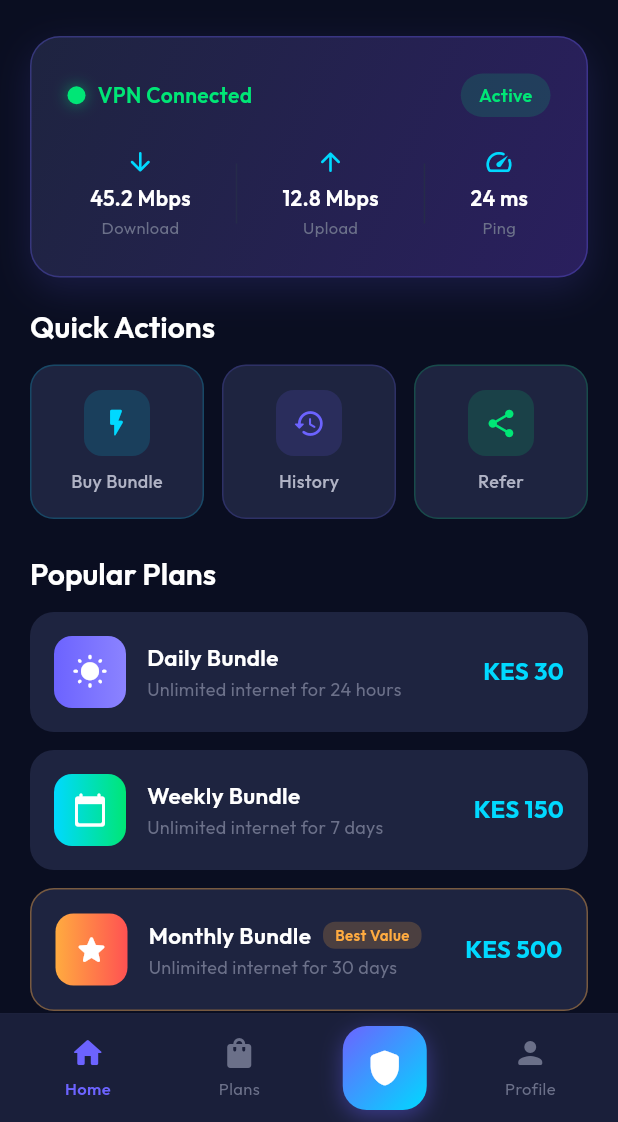
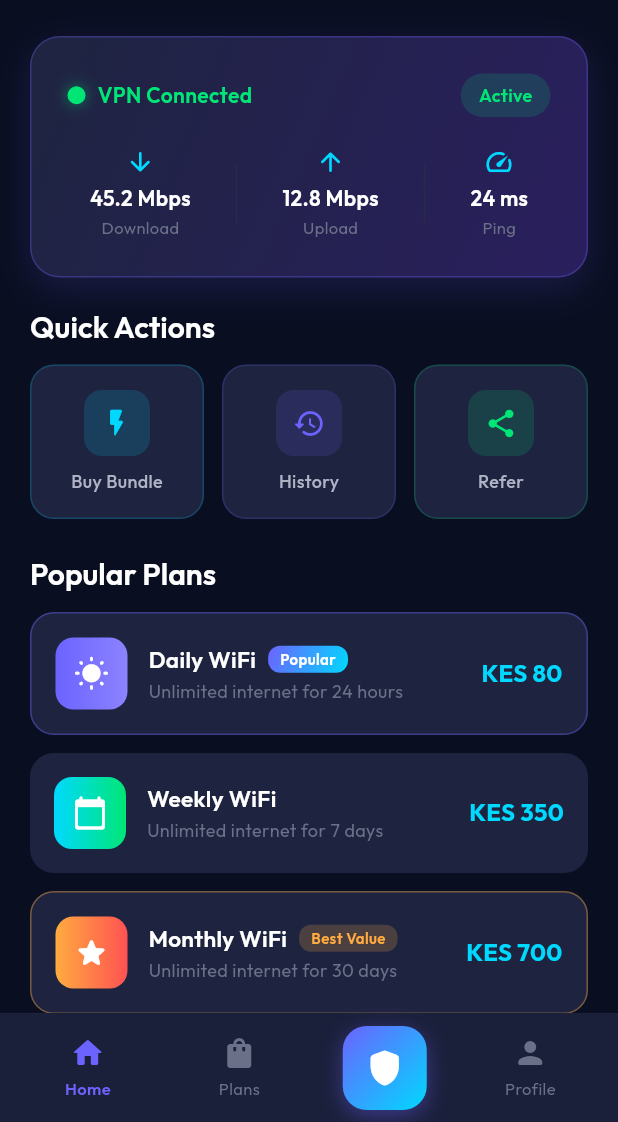
Before and after one commit to KilloSoftwares/MerryNet, a Flutter app: the screen it shows after launch, on a phone screen of 412 x 824 dp, the part 114-1236 px from its top. Run offline on Flutter 3.47's test engine with Material 3 defaults, Android fonts, the phone set to English and light mode, and no system bars; our stand-ins replace dio, flutter_riverpod, flutter_secure_storage, go_router, google_fonts; missing offline and left inert: wireguard_flutter.

Commit message:
Update home screen plans to match new WiFi pricing: Daily 80KSH (Popular), Weekly 350KSH, Monthly 700KSH (Best Value)
AI-Assisted-By: Cline
AI-Contribution: 100%
Tracked-By: CodeShield AI

```diff
--- a/mobile-app/lib/features/home/presentation/home_screen.dart
+++ b/mobile-app/lib/features/home/presentation/home_screen.dart
@@ -90,19 +90,20 @@ class HomeScreen extends ConsumerWidget {
               ),
               const SizedBox(height: 12),
               const _PlanPreviewCard(
-                title: 'Daily Bundle',
+                title: 'Daily WiFi',
                 subtitle: 'Unlimited internet for 24 hours',
-                price: 'KES 30',
+                price: 'KES 80',
                 icon: Icons.wb_sunny_rounded,
                 gradient: LinearGradient(
                   colors: [Color(0xFF6C63FF), Color(0xFF8B83FF)],
                 ),
+                isPopular: true,
               ),
               const SizedBox(height: 12),
               const _PlanPreviewCard(
-                title: 'Weekly Bundle',
+                title: 'Weekly WiFi',
                 subtitle: 'Unlimited internet for 7 days',
-                price: 'KES 150',
+                price: 'KES 350',
                 icon: Icons.calendar_today_rounded,
                 gradient: LinearGradient(
                   colors: [Color(0xFF00D9FF), Color(0xFF00E676)],
@@ -110,9 +111,9 @@ class HomeScreen extends ConsumerWidget {
               ),
               const SizedBox(height: 12),
               const _PlanPreviewCard(
-                title: 'Monthly Bundle',
+                title: 'Monthly WiFi',
                 subtitle: 'Unlimited internet for 30 days',
-                price: 'KES 500',
+                price: 'KES 700',
                 icon: Icons.star_rounded,
                 gradient: LinearGradient(
                   colors: [Color(0xFFFFAB40), Color(0xFFFF5252)],
@@ -305,6 +306,7 @@ class _PlanPreviewCard extends StatelessWidget {
   final IconData icon;
   final Gradient gradient;
   final bool isBestValue;
+  final bool isPopular;
 
   const _PlanPreviewCard({
     required this.title,
@@ -313,6 +315,7 @@ class _PlanPreviewCard extends StatelessWidget {
     required this.icon,
     required this.gradient,
     this.isBestValue = false,
+    this.isPopular = false,
   });
 
   @override
@@ -322,8 +325,8 @@ class _PlanPreviewCard extends StatelessWidget {
       decoration: BoxDecoration(
         color: AppColors.card,
         borderRadius: BorderRadius.circular(16),
-        border: isBestValue
-            ? Border.all(color: AppColors.warning.withOpacity(0.4))
+        border: (isPopular || isBestValue)
+            ? Border.all(color: isPopular ? AppColors.primary.withOpacity(0.4) : AppColors.warning.withOpacity(0.4))
             : null,
       ),
       child: Row(
@@ -345,6 +348,17 @@ class _PlanPreviewCard extends StatelessWidget {
                 Row(
                   children: [
                     Text(title, style: const TextStyle(color: Colors.white, fontWeight: FontWeight.w600, fontSize: 15)),
+                    if (isPopular) ...[
+                      const SizedBox(width: 8),
+                      Container(
+                        padding: const EdgeInsets.symmetric(horizontal: 8, vertical: 2),
+                        decoration: BoxDecoration(
+                          gradient: AppColors.primaryGradient,
+                          borderRadius: BorderRadius.circular(8),
+                        ),
+                        child: const Text('Popular', style: TextStyle(color: Colors.white, fontSize: 10, fontWeight: FontWeight.w600)),
+                      ),
+                    ],
                     if (isBestValue) ...[
                       const SizedBox(width: 8),
                       Container(
```
